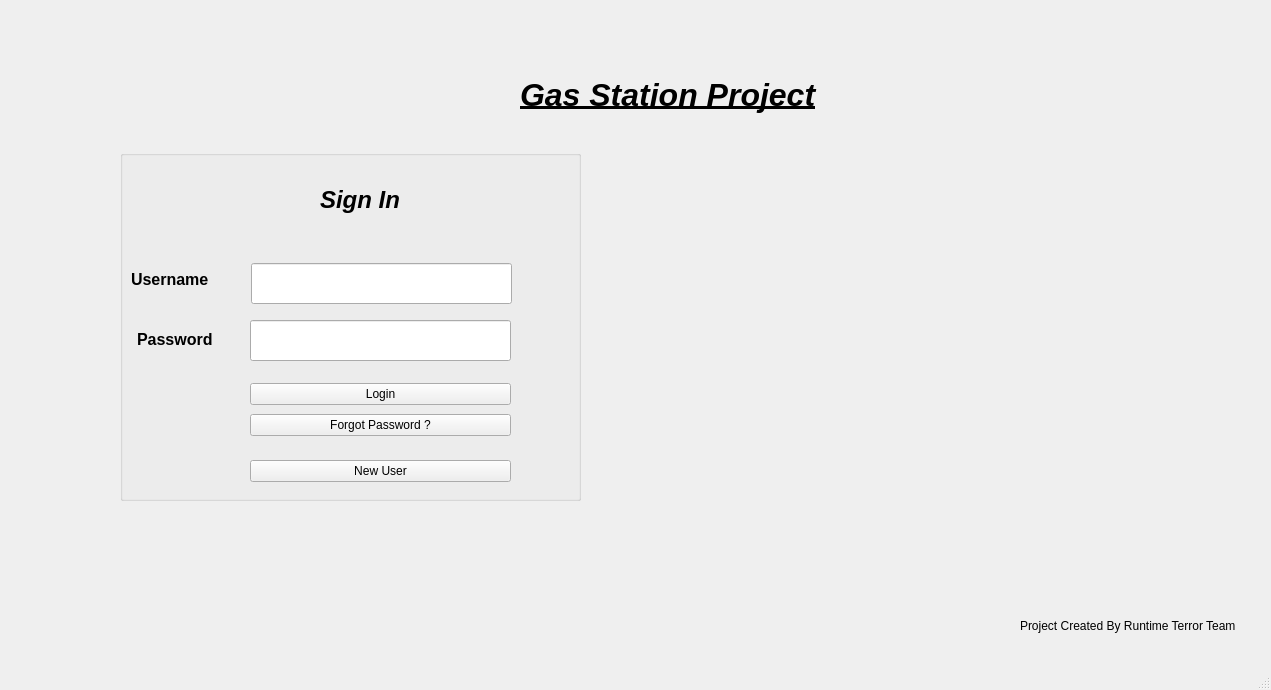
Before: the Qt Designer form Gas_Station_Project/mainwindow.ui in Raymo1892/RuntimeTerror, drawn with Qt 5.
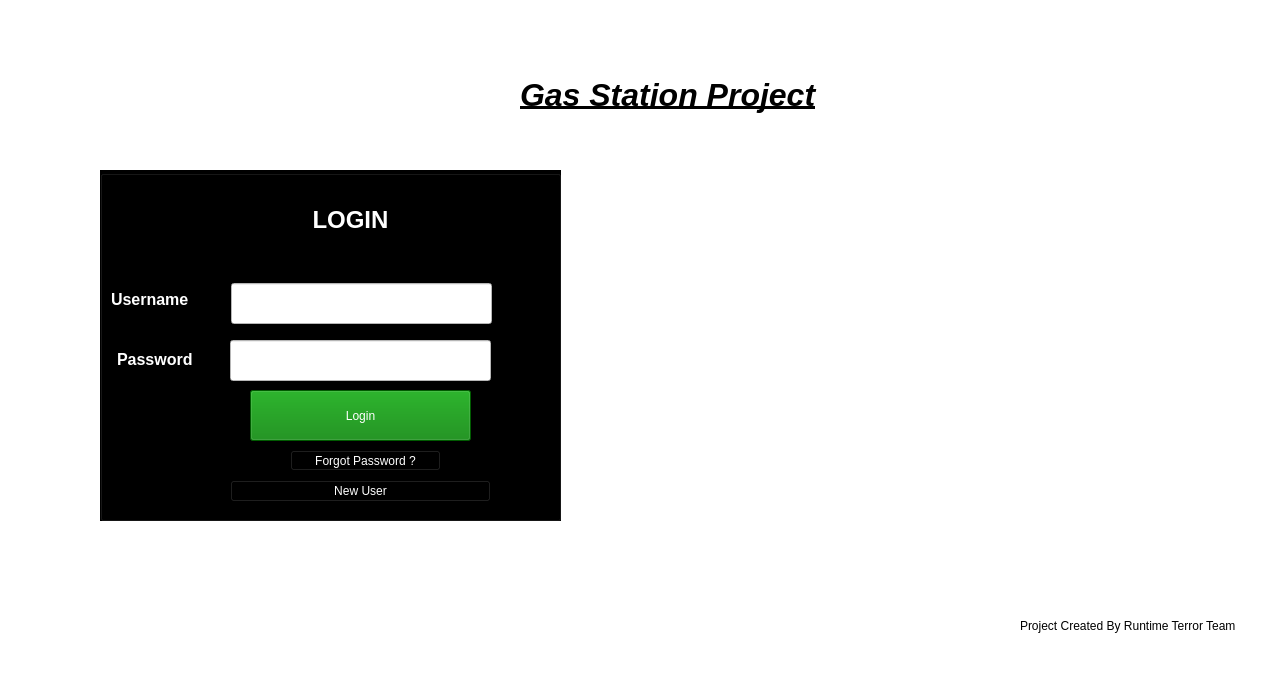
After: the same form once the commit is applied.

Diff of the .ui file:
```diff
--- a/Gas_Station_Project/mainwindow.ui
+++ b/Gas_Station_Project/mainwindow.ui
@@ -14,32 +14,37 @@
    <string>MainWindow</string>
   </property>
   <property name="styleSheet">
-   <string notr="true"/>
+   <string notr="true">background-color:White;
+color:black</string>
   </property>
   <widget class="QWidget" name="centralwidget">
    <widget class="QGroupBox" name="groupBox">
     <property name="geometry">
      <rect>
-      <x>120</x>
-      <y>150</y>
+      <x>100</x>
+      <y>170</y>
       <width>461</width>
       <height>351</height>
      </rect>
     </property>
+    <property name="styleSheet">
+     <string notr="true">color:white;
+background-color:black;</string>
+    </property>
     <property name="title">
      <string/>
     </property>
     <widget class="QLabel" name="label_2">
      <property name="geometry">
       <rect>
-       <x>200</x>
+       <x>190</x>
        <y>30</y>
        <width>121</width>
        <height>41</height>
       </rect>
      </property>
      <property name="text">
-      <string>&lt;html&gt;&lt;head/&gt;&lt;body&gt;&lt;p&gt;&lt;span style=&quot; font-size:18pt; font-weight:600; font-style:italic;&quot;&gt;Sign In&lt;/span&gt;&lt;/p&gt;&lt;/body&gt;&lt;/html&gt;</string>
+      <string>&lt;html&gt;&lt;head/&gt;&lt;body&gt;&lt;p align=&quot;center&quot;&gt;&lt;span style=&quot; font-size:18pt; font-weight:600;&quot;&gt;LOGIN&lt;/span&gt;&lt;/p&gt;&lt;/body&gt;&lt;/html&gt;</string>
      </property>
     </widget>
     <widget class="QLabel" name="label_3">
@@ -83,6 +88,11 @@
        <height>41</height>
       </size>
      </property>
+     <property name="styleSheet">
+      <string notr="true">background-color:white;
+boarder:blue;
+color:black</string>
+     </property>
     </widget>
     <widget class="QLineEdit" name="lineEdit_Password">
      <property name="geometry">
@@ -93,45 +103,14 @@
        <height>41</height>
       </rect>
      </property>
+     <property name="styleSheet">
+      <string notr="true">background-color:white;
+color:black</string>
+     </property>
      <property name="echoMode">
       <enum>QLineEdit::Password</enum>
      </property>
     </widget>
-    <widget class="QWidget" name="layoutWidget">
-     <property name="geometry">
-      <rect>
-       <x>130</x>
-       <y>230</y>
-       <width>261</width>
-       <height>59</height>
-      </rect>
-     </property>
-     <layout class="QVBoxLayout" name="verticalLayout">
-      <item>
-       <widget class="QPushButton" name="loginButton">
-        <property name="autoFillBackground">
-         <bool>true</bool>
-        </property>
-        <property name="text">
-         <string>Login</string>
-        </property>
-        <property name="iconSize">
-         <size>
-          <width>20</width>
-          <height>20</height>
-         </size>
-        </property>
-       </widget>
-      </item>
-      <item>
-       <widget class="QPushButton" name="forgotPasswordButton">
-        <property name="text">
-         <string>Forgot Password ?</string>
-        </property>
-       </widget>
-      </item>
-     </layout>
-    </widget>
     <widget class="QPushButton" name="newUserButton">
      <property name="geometry">
       <rect>
@@ -145,6 +124,45 @@
       <string>New User</string>
      </property>
     </widget>
+    <widget class="QPushButton" name="loginButton">
+     <property name="geometry">
+      <rect>
+       <x>150</x>
+       <y>220</y>
+       <width>221</width>
+       <height>51</height>
+      </rect>
+     </property>
+     <property name="autoFillBackground">
+      <bool>false</bool>
+     </property>
+     <property name="styleSheet">
+      <string notr="true">background-color:Green;
+font: 75 10pt &quot;MS Shell Dlg 2&quot;;</string>
+     </property>
+     <property name="text">
+      <string>Login</string>
+     </property>
+     <property name="iconSize">
+      <size>
+       <width>20</width>
+       <height>20</height>
+      </size>
+     </property>
+    </widget>
+    <widget class="QPushButton" name="forgotPasswordButton">
+     <property name="geometry">
+      <rect>
+       <x>190</x>
+       <y>280</y>
+       <width>151</width>
+       <height>21</height>
+      </rect>
+     </property>
+     <property name="text">
+      <string>Forgot Password ?</string>
+     </property>
+    </widget>
    </widget>
    <widget class="QLabel" name="label">
     <property name="geometry">
@@ -177,10 +195,19 @@
      <rect>
       <x>680</x>
       <y>170</y>
-      <width>551</width>
-      <height>331</height>
+      <width>531</width>
+      <height>341</height>
      </rect>
     </property>
+    <property name="baseSize">
+     <size>
+      <width>50</width>
+      <height>50</height>
+     </size>
+    </property>
+    <property name="styleSheet">
+     <string notr="true"/>
+    </property>
     <property name="text">
      <string/>
     </property>
```
Left out of the diff: 3 changed lines with no effect on the pictures.
